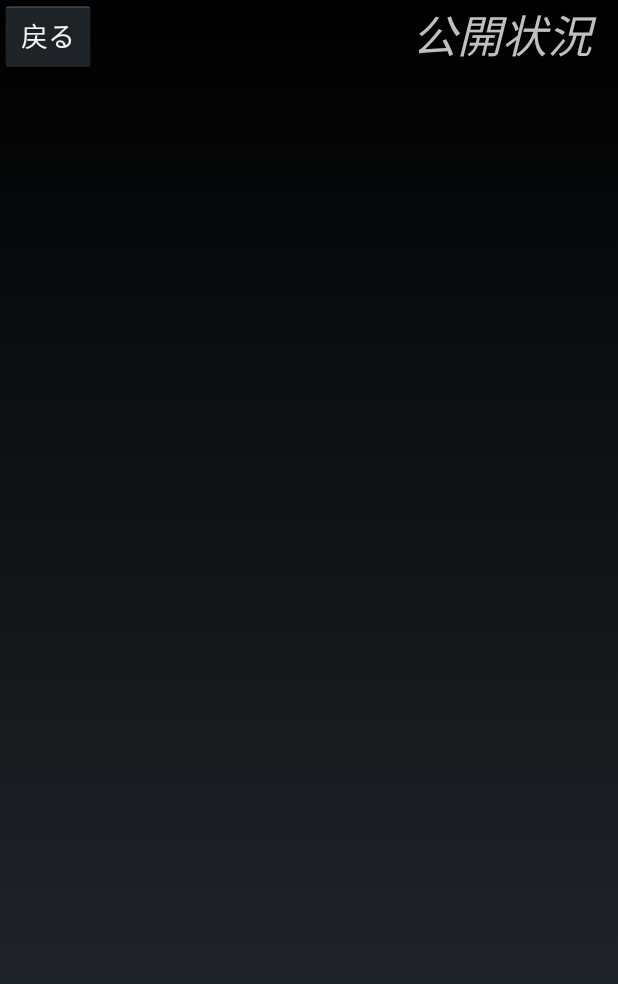
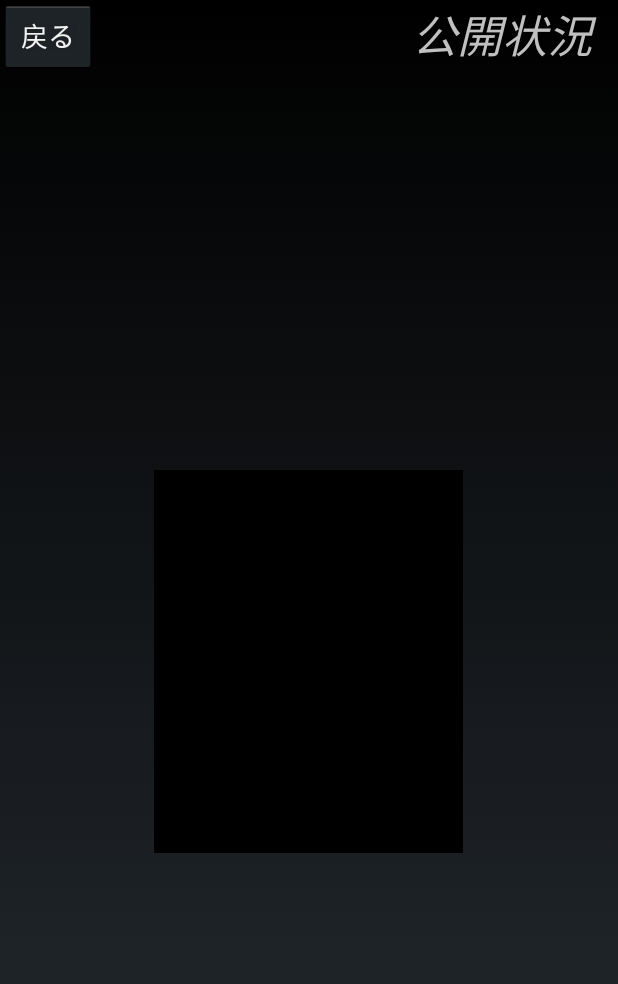
Before and after one commit to ASemi/Agent_Support, an Android app: the layout agent_nine.xml on its own in the app's theme, with its tools: preview values and no code run, on a phone screen of 412 x 824 dp. Shown: the top 984 px of the screen. Run offline under Robolectric (Android 15) with nearby library versions, the phone set to English and light mode, and no system bars.

```diff
--- a/app/src/main/java/com/example/shioya/agent_support/AgentDetailActivity.java
+++ b/app/src/main/java/com/example/shioya/agent_support/AgentDetailActivity.java
@@ -28,6 +28,7 @@ public class AgentDetailActivity extends Activity implements View.OnClickListene
         webView.getSettings().setLoadWithOverviewMode(true);
         webView.getSettings().setUseWideViewPort(true);
         webView.getSettings().setBuiltInZoomControls(true); // ピンチアウトの設定
+        webView.getSettings().setDefaultTextEncodingName("UTF-8");
     }
 
     @Override
--- a/app/src/main/java/com/example/shioya/agent_support/AgentSelectActivity.java
+++ b/app/src/main/java/com/example/shioya/agent_support/AgentSelectActivity.java
@@ -37,7 +37,6 @@ public class AgentSelectActivity extends Activity implements View.OnClickListene
         switch (id) {
             case R.id.backButton:
                 Intent intent = new Intent();
-                intent.putExtra("result", "agentback");
                 setResult(RESULT_CANCELED, intent);
                 finish();
                 break;
--- a/app/src/main/java/com/example/shioya/agent_support/MainActivity.java
+++ b/app/src/main/java/com/example/shioya/agent_support/MainActivity.java
@@ -85,6 +85,7 @@ public class MainActivity extends Activity implements View.OnClickListener{
         webView.getSettings().setLoadWithOverviewMode(true);
         webView.getSettings().setUseWideViewPort(true);
         webView.getSettings().setBuiltInZoomControls(true); // ピンチアウトの設定
+        webView.getSettings().setDefaultTextEncodingName("UTF-8");
         webView.loadUrl("file:///android_asset/"+agents.name.get(0)+".html");
     }
 
--- a/app/src/main/res/layout/agent_nine.xml
+++ b/app/src/main/res/layout/agent_nine.xml
@@ -56,7 +56,8 @@
                 android:layout_height="match_parent"
                 android:layout_weight="1"
                 android:padding="5dp"
-                android:orientation="horizontal">
+                android:orientation="horizontal"
+                android:id="@+id/agentLayout1">
 
                 <ImageView
                     android:layout_width="match_parent"
@@ -70,7 +71,8 @@
                 android:layout_height="match_parent"
                 android:layout_weight="1"
                 android:padding="5dp"
-                android:orientation="horizontal">
+                android:orientation="horizontal"
+                android:id="@+id/agentLayout2">
 
                 <ImageView
                     android:layout_width="match_parent"
@@ -84,7 +86,8 @@
                 android:layout_height="match_parent"
                 android:layout_weight="1"
                 android:padding="5dp"
-                android:orientation="horizontal">
+                android:orientation="horizontal"
+                android:id="@+id/agentLayout3">
 
                 <ImageView
                     android:layout_width="match_parent"
@@ -98,7 +101,8 @@
                 android:layout_height="match_parent"
                 android:layout_weight="1"
                 android:padding="5dp"
-                android:orientation="horizontal">
+                android:orientation="horizontal"
+                android:id="@+id/agentLayout4">
 
                 <ImageView
                     android:layout_width="match_parent"
@@ -120,7 +124,8 @@
                 android:layout_height="match_parent"
                 android:layout_weight="1"
                 android:padding="5dp"
-                android:orientation="horizontal">
+                android:orientation="horizontal"
+                android:id="@+id/agentLayout5">
 
                 <ImageView
                     android:layout_width="match_parent"
@@ -134,7 +139,8 @@
                 android:layout_height="match_parent"
                 android:layout_weight="1"
                 android:padding="5dp"
-                android:orientation="horizontal">
+                android:orientation="horizontal"
+                android:background="#000000">
 
             </LinearLayout>
 
@@ -143,7 +149,8 @@
                 android:layout_height="match_parent"
                 android:layout_weight="1"
                 android:padding="5dp"
-                android:orientation="horizontal">
+                android:orientation="horizontal"
+                android:background="#000000">
 
             </LinearLayout>
 
@@ -152,7 +159,8 @@
                 android:layout_height="match_parent"
                 android:layout_weight="1"
                 android:padding="5dp"
-                android:orientation="horizontal">
+                android:orientation="horizontal"
+                android:id="@+id/agentLayout6">
 
                 <ImageView
                     android:layout_width="match_parent"
@@ -174,7 +182,8 @@
                 android:layout_height="match_parent"
                 android:layout_weight="1"
                 android:padding="5dp"
-                android:orientation="horizontal">
+                android:orientation="horizontal"
+                android:id="@+id/agentLayout7">
 
                 <ImageView
                     android:layout_width="match_parent"
@@ -188,7 +197,8 @@
                 android:layout_height="match_parent"
                 android:layout_weight="1"
                 android:padding="5dp"
-                android:orientation="horizontal">
+                android:orientation="horizontal"
+                android:id="@+id/agentLayout8">
 
                 <ImageView
                     android:layout_width="match_parent"
@@ -202,7 +212,8 @@
                 android:layout_height="match_parent"
                 android:layout_weight="1"
                 android:padding="5dp"
-                android:orientation="horizontal">
+                android:orientation="horizontal"
+                android:id="@+id/agentLayout9">
 
                 <ImageView
                     android:layout_width="match_parent"
```
Also changed, not shown: app/src/main/java/com/example/shioya/agent_support/Agent9Activity.java (+123 -3 lines), app/src/main/java/com/example/shioya/agent_support/AgentSide.java (added, +18 -0 lines).
